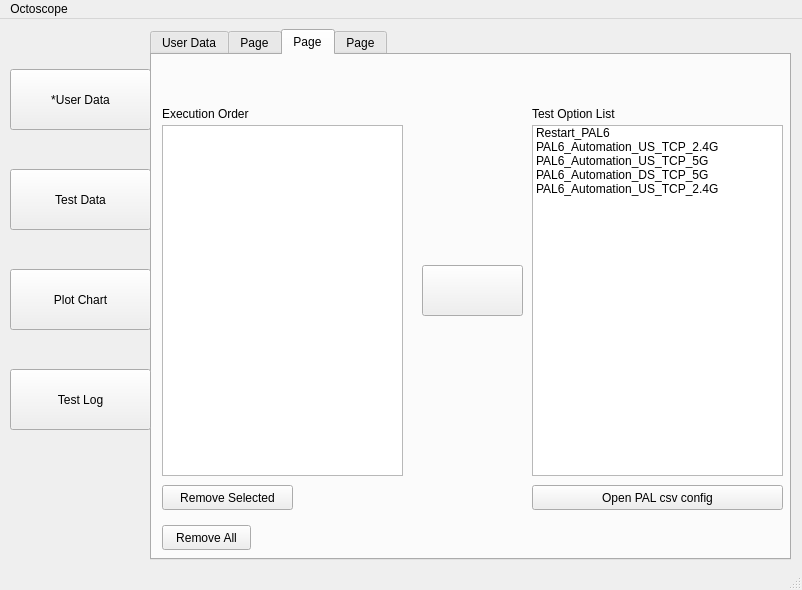
This is OctoGUI/library.ui in Roie-Developer/Octoscope as Qt 5 draws it before an edit. The edited form follows.
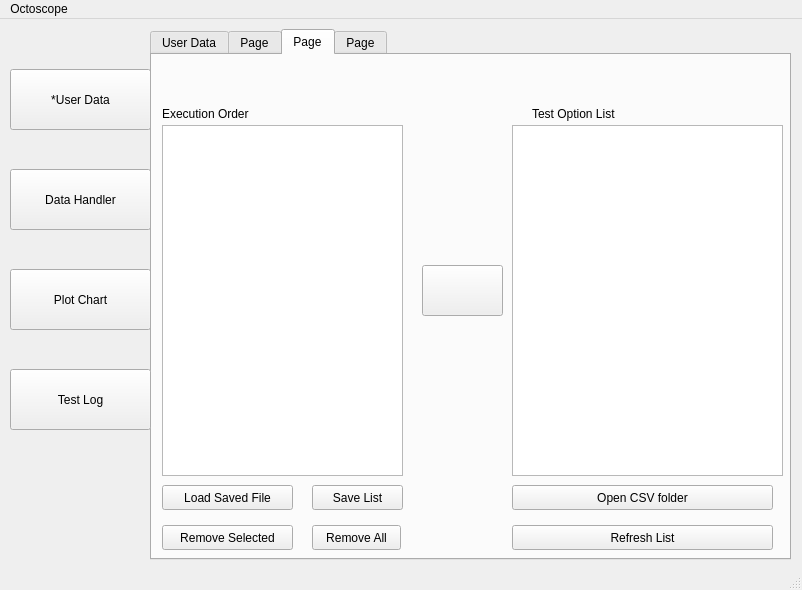
This is the edited form. The open tabs and pages were chosen to show the change. Icons and pictures are not drawn.

The edit to the form file:
```diff
--- a/OctoGUI/library.ui
+++ b/OctoGUI/library.ui
@@ -73,7 +73,7 @@
      </rect>
     </property>
     <property name="text">
-     <string>Test Data</string>
+     <string>Data Handler</string>
     </property>
     <property name="icon">
      <iconset resource="icons.qrc">
@@ -414,44 +414,19 @@
      <widget class="QListWidget" name="test_option_list">
       <property name="geometry">
        <rect>
-        <x>380</x>
+        <x>360</x>
         <y>70</y>
-        <width>251</width>
+        <width>271</width>
         <height>351</height>
        </rect>
       </property>
-      <item>
-       <property name="text">
-        <string>Restart_PAL6</string>
-       </property>
-      </item>
-      <item>
-       <property name="text">
-        <string>PAL6_Automation_US_TCP_2.4G</string>
-       </property>
-      </item>
-      <item>
-       <property name="text">
-        <string>PAL6_Automation_US_TCP_5G</string>
-       </property>
-      </item>
-      <item>
-       <property name="text">
-        <string>PAL6_Automation_DS_TCP_5G</string>
-       </property>
-      </item>
-      <item>
-       <property name="text">
-        <string>PAL6_Automation_US_TCP_2.4G</string>
-       </property>
-      </item>
      </widget>
      <widget class="QPushButton" name="add_test_to_excution_button">
       <property name="geometry">
        <rect>
         <x>270</x>
         <y>210</y>
-        <width>101</width>
+        <width>81</width>
         <height>51</height>
        </rect>
       </property>
@@ -475,7 +450,7 @@
      <widget class="QPushButton" name="remove_all_button">
       <property name="geometry">
        <rect>
-        <x>10</x>
+        <x>160</x>
         <y>470</y>
         <width>89</width>
         <height>25</height>
@@ -489,7 +464,7 @@
       <property name="geometry">
        <rect>
         <x>10</x>
-        <y>430</y>
+        <y>470</y>
         <width>131</width>
         <height>25</height>
        </rect>
@@ -501,14 +476,53 @@
      <widget class="QPushButton" name="pushButton">
       <property name="geometry">
        <rect>
-        <x>380</x>
+        <x>360</x>
         <y>430</y>
-        <width>251</width>
+        <width>261</width>
         <height>25</height>
        </rect>
       </property>
       <property name="text">
-       <string>Open PAL csv config</string>
+       <string>Open CSV folder</string>
+      </property>
+     </widget>
+     <widget class="QPushButton" name="refresh_test_list_button">
+      <property name="geometry">
+       <rect>
+        <x>360</x>
+        <y>470</y>
+        <width>261</width>
+        <height>25</height>
+       </rect>
+      </property>
+      <property name="text">
+       <string>Refresh List</string>
+      </property>
+     </widget>
+     <widget class="QPushButton" name="load_from_file_button">
+      <property name="geometry">
+       <rect>
+        <x>10</x>
+        <y>430</y>
+        <width>131</width>
+        <height>25</height>
+       </rect>
+      </property>
+      <property name="text">
+       <string>Load Saved File</string>
+      </property>
+     </widget>
+     <widget class="QPushButton" name="save_test_to_file_button">
+      <property name="geometry">
+       <rect>
+        <x>160</x>
+        <y>430</y>
+        <width>91</width>
+        <height>25</height>
+       </rect>
+      </property>
+      <property name="text">
+       <string>Save List</string>
       </property>
      </widget>
     </widget>
```
Left out of the diff: 20 changed lines with no effect on the pictures.
